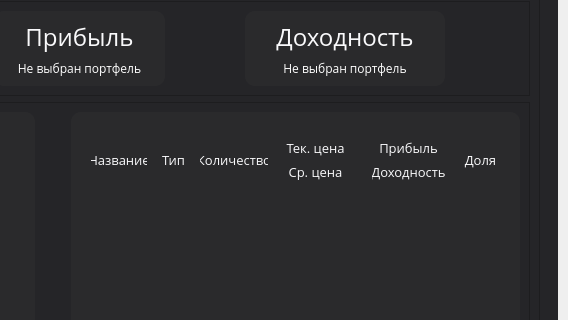
Qt form ui_mainworkspace.ui (AlexanderHSE/Tending) before a commit; both pictures show x 379 to 947 and y 118 to 438 of the 947 by 739 pixel window.
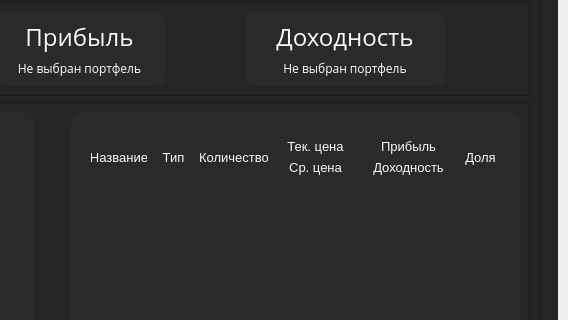
The same form after that commit. The open tabs and pages were chosen to show the change. Icons and pictures are not drawn.

```diff
--- a/ui_mainworkspace.ui
+++ b/ui_mainworkspace.ui
@@ -477,7 +477,7 @@
                 <x>0</x>
                 <y>0</y>
                 <width>881</width>
-                <height>346</height>
+                <height>596</height>
                </rect>
               </property>
               <layout class="QVBoxLayout" name="verticalLayout_10">
@@ -790,7 +790,7 @@
                            </size>
                           </property>
                           <property name="styleSheet">
-                           <string notr="true">font-size : 13px; font-family : Open Sans; color : #F9F9FB
+                           <string notr="true">font-size : 13px; color : #F9F9FB
 </string>
                           </property>
                           <property name="text">
@@ -810,7 +810,7 @@
                            </size>
                           </property>
                           <property name="styleSheet">
-                           <string notr="true">font-size : 13px; font-family : Open Sans; color : #F9F9FB
+                           <string notr="true">font-size : 13px; color : #F9F9FB
 </string>
                           </property>
                           <property name="text">
@@ -830,7 +830,7 @@
                            </size>
                           </property>
                           <property name="styleSheet">
-                           <string notr="true">font-size : 13px; font-family : Open Sans; color : #F9F9FB
+                           <string notr="true">font-size : 13px; color : #F9F9FB
 </string>
                           </property>
                           <property name="text">
@@ -859,7 +859,7 @@
                            <item>
                             <widget class="QLabel" name="price_now">
                              <property name="styleSheet">
-                              <string notr="true">font-size : 13px; font-family : Open Sans; color : #F9F9FB
+                              <string notr="true">font-size : 13px; color : #F9F9FB
 </string>
                              </property>
                              <property name="text">
@@ -873,7 +873,7 @@
                            <item>
                             <widget class="QLabel" name="price_average">
                              <property name="styleSheet">
-                              <string notr="true">font-size : 13px; font-family : Open Sans; color : #F9F9FB
+                              <string notr="true">font-size : 13px; color : #F9F9FB
 </string>
                              </property>
                              <property name="text">
@@ -905,7 +905,7 @@
                            <item>
                             <widget class="QLabel" name="column_title_yeild">
                              <property name="styleSheet">
-                              <string notr="true">font-size : 13px; font-family : Open Sans; color : #F9F9FB
+                              <string notr="true">font-size : 13px; color : #F9F9FB
 </string>
                              </property>
                              <property name="text">
@@ -919,7 +919,7 @@
                            <item>
                             <widget class="QLabel" name="column_title_profit">
                              <property name="styleSheet">
-                              <string notr="true">font-size : 13px; font-family : Open Sans; color : #F9F9FB
+                              <string notr="true">font-size : 13px; color : #F9F9FB
 </string>
                              </property>
                              <property name="text">
@@ -942,7 +942,7 @@
                            </size>
                           </property>
                           <property name="styleSheet">
-                           <string notr="true">font-size : 13px; font-family : Open Sans; color : #F9F9FB;
+                           <string notr="true">font-size : 13px; color : #F9F9FB
 </string>
                           </property>
                           <property name="text">
@@ -967,7 +967,7 @@
                           <x>0</x>
                           <y>0</y>
                           <width>403</width>
-                          <height>85</height>
+                          <height>335</height>
                          </rect>
                         </property>
                        </widget>
```
Left out of the diff: 50 changed lines with no effect on the pictures.
